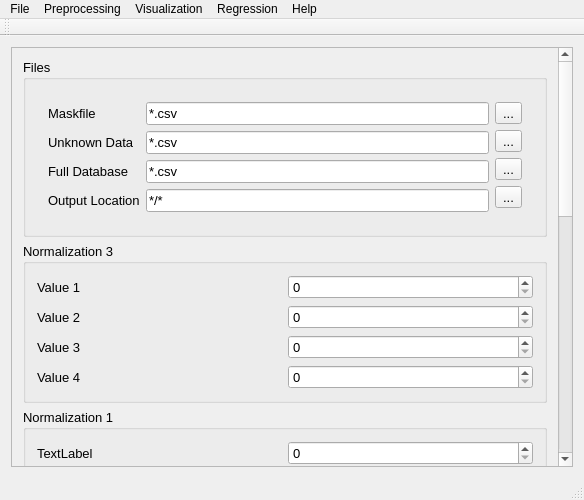
tisaconundrum2/PySAT-GUI, file src/PYSAT_GUI/guitest.ui: the form before one commit.
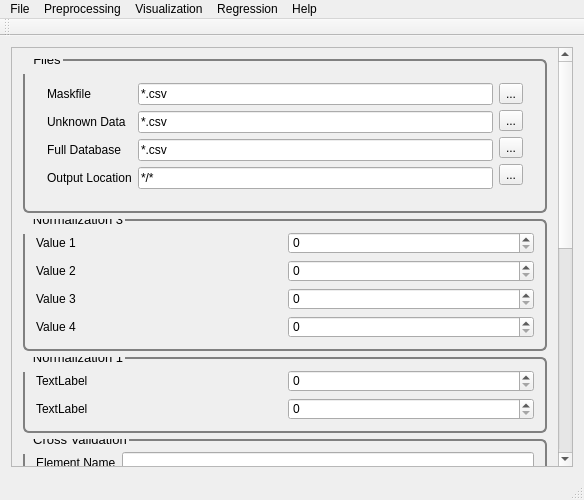
The form after the commit.

Commit message: GUI: Make boxes more bolded

The edit to the form file:
```diff
--- a/src/PYSAT_GUI/guitest.ui
+++ b/src/PYSAT_GUI/guitest.ui
@@ -24,11 +24,25 @@
        <property name="geometry">
         <rect>
          <x>0</x>
-         <y>0</y>
+         <y>-402</y>
          <width>547</width>
-         <height>915</height>
+         <height>845</height>
         </rect>
        </property>
+       <property name="styleSheet">
+        <string notr="true">QGroupBox {
+  border: 2px solid gray;
+  border-radius: 6px;
+  margin-top: 0.5em;
+}
+
+QGroupBox::title {
+
+  padding-top: -14px;
+  padding-left: 8px;
+}
+</string>
+       </property>
        <layout class="QVBoxLayout" name="verticalLayout_7">
         <item>
          <widget class="QGroupBox" name="files">
```
Left out of the diff: 4 changed lines with no effect on the pictures. The commit also changes 4 other files.
